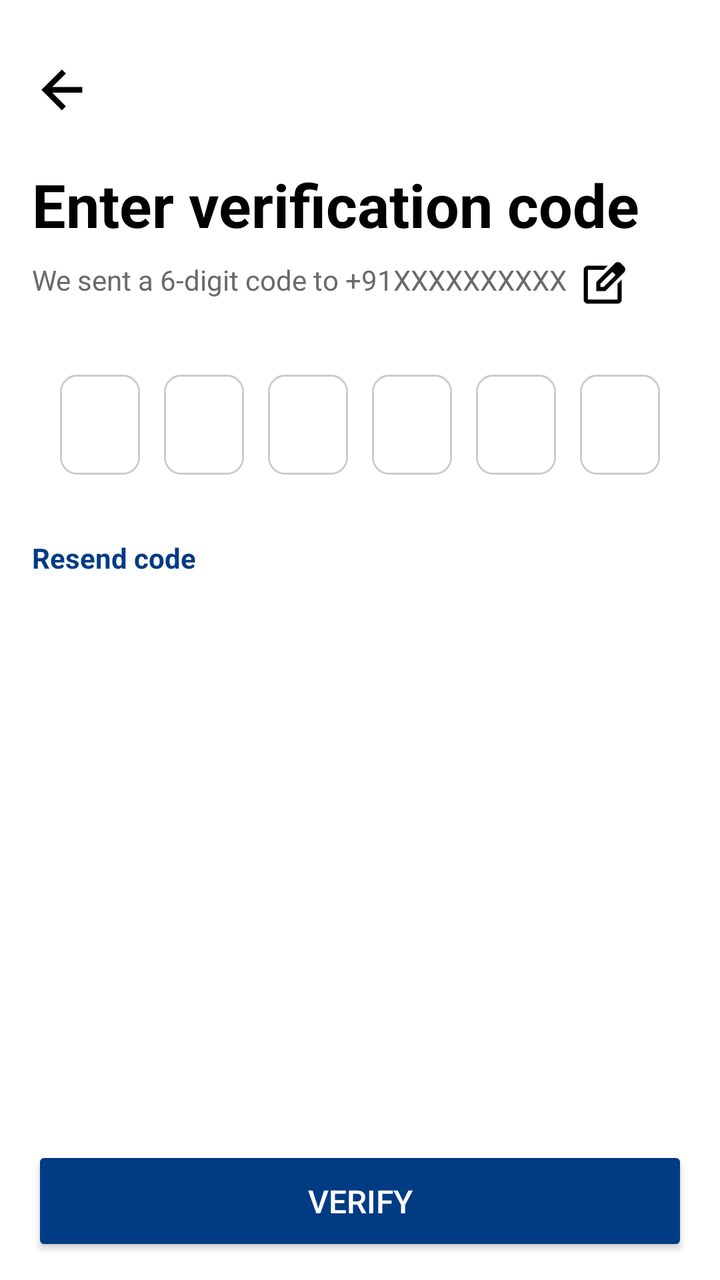
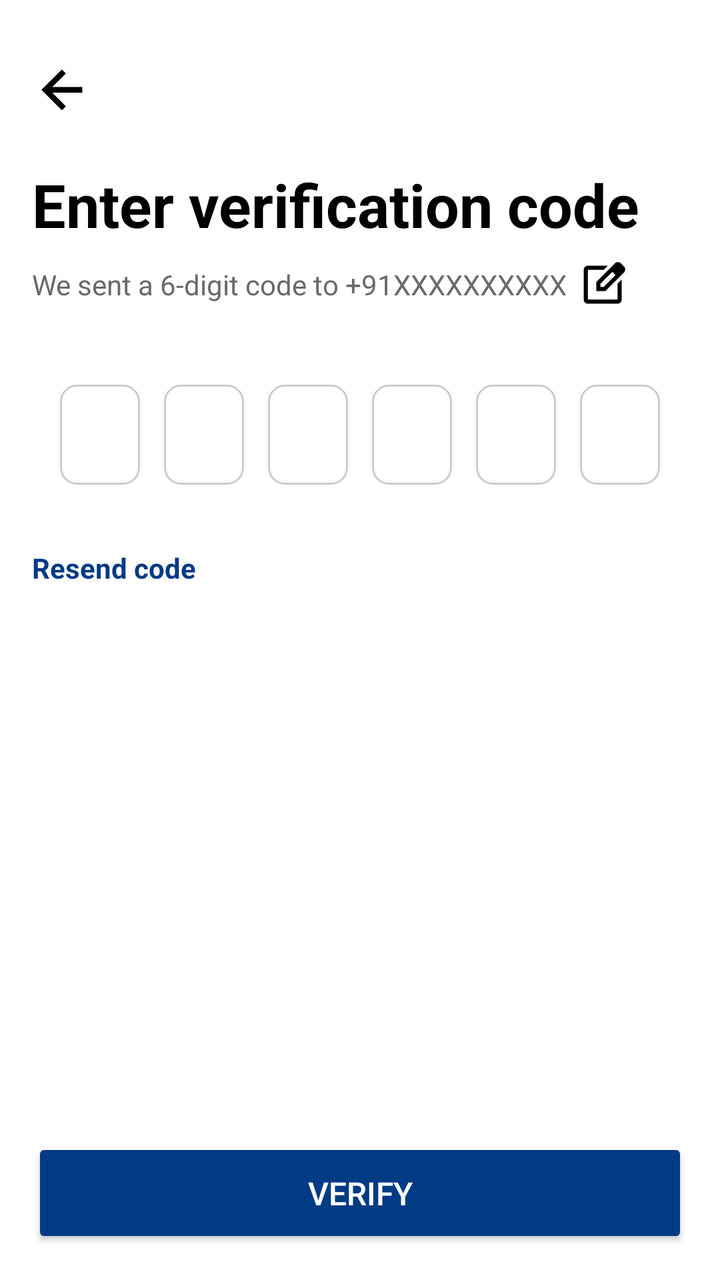

Before-and-after screenshots of an Android layout around one commit, followed by the original layout XML and the change that was made.
<!-- AndroidManifest.xml: application theme Theme.Seekshakcom -->
<!-- res/layout/activity_login2.xml -->
<?xml version="1.0" encoding="utf-8"?>
<androidx.constraintlayout.widget.ConstraintLayout
    xmlns:android="http://schemas.android.com/apk/res/android"
    xmlns:app="http://schemas.android.com/apk/res-auto"
    android:layout_width="match_parent"
    android:layout_height="match_parent"
    xmlns:tools="http://schemas.android.com/tools"
    android:paddingTop="30dp"
    android:paddingHorizontal="16dp"
    android:paddingBottom="10dp"
    android:fitsSystemWindows="true"
    android:background="@android:color/white"
    tools:context=".SignupActivity2">

    <ImageView
        android:id="@+id/goToBackPage"
        android:layout_width="28dp"
        android:layout_height="28dp"
        android:src="@drawable/ic_back_arrow"
        android:contentDescription="Back"
        app:layout_constraintTop_toTopOf="parent"
        app:layout_constraintStart_toStartOf="parent"
        android:layout_marginTop="0dp" />

    
    <TextView
        android:id="@+id/title"
        android:layout_width="0dp"
        android:layout_height="wrap_content"
        android:text="Enter verification code"
        android:textSize="30sp"
        android:textStyle="bold"
        android:textColor="#000000"
        android:layout_marginTop="24dp"
        app:layout_constraintTop_toBottomOf="@id/goToBackPage"
        app:layout_constraintStart_toStartOf="parent"
        app:layout_constraintEnd_toEndOf="parent" />

    
    <TextView
        android:id="@+id/subtitle"
        android:layout_width="0dp"
        android:layout_height="wrap_content"
        android:text="We sent a 6-digit code to +91XXXXXXXXXX"
        android:textSize="14sp"
        android:textColor="#6A6A6A"
        android:layout_marginTop="8dp"
        android:gravity="left"
        app:layout_constraintTop_toBottomOf="@id/title"
        app:layout_constraintStart_toStartOf="parent" />

    
    <ImageView
        android:id="@+id/edit_number"
        android:layout_width="24dp"
        android:layout_height="24dp"
        android:src="@drawable/ic_edit"
        android:contentDescription="Edit Number"
        app:layout_constraintTop_toTopOf="@id/subtitle"
        app:layout_constraintStart_toEndOf="@id/subtitle"
        android:layout_marginStart="6dp"/>

    
    <LinearLayout
        android:id="@+id/otpContainer"
        android:layout_width="0dp"
        android:layout_height="wrap_content"
        android:orientation="horizontal"
        android:gravity="center"
        android:layout_marginTop="32dp"
        app:layout_constraintTop_toBottomOf="@id/subtitle"
        app:layout_constraintStart_toStartOf="parent"
        app:layout_constraintEnd_toEndOf="parent"
        android:weightSum="6">

        
        <EditText
            android:id="@+id/otp1"
            android:inputType="number"
            android:maxLength="1"
            style="@style/OtpEditText"
            android:layout_marginStart="6dp"
            android:hint="@string/space" />

        <EditText
            android:id="@+id/otp2"
            android:inputType="number"
            android:maxLength="1"
            style="@style/OtpEditText"
            android:hint="@string/space" />

        <EditText
            android:id="@+id/otp3"
            android:inputType="number"
            android:maxLength="1"
            style="@style/OtpEditText"
            android:hint="@string/space" />

        <EditText
            android:id="@+id/otp4"
            android:inputType="number"
            android:maxLength="1"
            style="@style/OtpEditText"
            android:hint="@string/space" />

        <EditText
            android:id="@+id/otp5"
            android:inputType="number"
            android:maxLength="1"
            style="@style/OtpEditText"
            android:hint="@string/space" />

        <EditText
            android:id="@+id/otp6"
            android:inputType="number"
            android:maxLength="1"
            style="@style/OtpEditText"
            android:hint="@string/space" />
    </LinearLayout>




    <TextView
        android:id="@+id/resendOtpText"
        android:layout_width="wrap_content"
        android:layout_height="wrap_content"
        android:text="Resend code "
        android:textColor="#003B84"
        android:textSize="14sp"
        android:textStyle="bold"
        android:layout_marginTop="26dp"
        app:layout_constraintTop_toBottomOf="@id/otpContainer"
        app:layout_constraintStart_toStartOf="parent" />


    <Button
        android:id="@+id/verifyOtpButton"
        android:layout_width="0dp"
        android:layout_height="55dp"
        android:text="Verify"
        android:textColor="#FFFFFF"
        android:textSize="16sp"
        android:backgroundTint="#003B84"
        android:layout_marginBottom="2dp"
        app:layout_constraintStart_toStartOf="parent"
        app:layout_constraintEnd_toEndOf="parent"
        app:layout_constraintBottom_toBottomOf="parent"  />




</androidx.constraintlayout.widget.ConstraintLayout>
<!-- resources referenced by this layout -->
<resources>
  <!-- drawable ic_back_arrow (drawable) -->
  <vector xmlns:android="http://schemas.android.com/apk/res/android"
      android:width="24dp"
      android:height="24dp"
      android:viewportWidth="900"
      android:viewportHeight="900">
    <path
        android:pathData="m326.15,525.5 l218.74,218.74L480,808.13 151.87,480 480,151.87l64.89,63.89L326.15,434.5h481.98v91L326.15,525.5Z"
        android:fillColor="#000000"/>
  </vector>
  <!-- drawable ic_edit (drawable) -->
  <vector xmlns:android="http://schemas.android.com/apk/res/android"
      android:width="24dp"
      android:height="24dp"
      android:viewportWidth="960"
      android:viewportHeight="960">
    <path
        android:pathData="M182.67,861.33q-33.73,0 -58.87,-25.13 -25.13,-25.14 -25.13,-58.87v-594.66q0,-33.73 25.13,-58.87 25.14,-25.13 58.87,-25.13L585,98.67l-84,84L182.67,182.67v594.66h594.66L777.33,457l84,-84v404.33q0,33.73 -25.13,58.87 -25.14,25.13 -58.87,25.13L182.67,861.33ZM480,480ZM351.67,608.33L351.67,426L726,51.67q12,-12.67 27.18,-18.5 15.18,-5.84 30.36,-5.84 16.46,0 32.14,6.67 15.69,6.67 28.99,18.67l62.33,64q12.07,12.64 18.37,27.82 6.3,15.18 6.3,30.88 0,15.71 -6.42,31.27 -6.41,15.55 -18.58,28.03L534,608.33L351.67,608.33ZM847,175.33 L784.33,111.33 847,175.33ZM435.67,524.33L499,524.33l238,-237 -32.33,-32 -32,-31.66 -237,236.33v64.33ZM704.67,255.33 L672.67,223.67 704.67,255.33 737,287.33 704.67,255.33Z"
        android:fillColor="#000000"/>
  </vector>
  <string name="space">" "</string>
  <style name="OtpEditText">
          <item name="android:layout_width">40dp</item>
          <item name="android:layout_height">50dp</item>
          <item name="android:layout_margin">6dp</item>
          <item name="android:gravity">center</item>
          <item name="android:textSize">18sp</item>
          <item name="android:inputType">number</item>
          <item name="android:maxLength">1</item>
          <item name="android:background">@drawable/bg_edittext_otp</item>
      </style>
  <style name="Theme.Seekshakcom" parent="Theme.AppCompat.Light.NoActionBar">
          
          <item name="colorPrimary">@color/black</item>
          <item name="colorPrimaryDark">@color/purple_700</item>
          <item name="colorAccent">@color/teal_200</item>
  
      </style>
  <!-- drawable bg_edittext_otp (drawable) -->
  <?xml version="1.0" encoding="utf-8"?>
  <shape xmlns:android="http://schemas.android.com/apk/res/android"
      android:shape="rectangle">
  
      <solid android:color="@android:color/white" />
  
      <corners android:radius="8dp" />
  
      <stroke
          android:width="1dp"
          android:color="#CCCCCC" />
  
      <padding
          android:left="8dp"
          android:top="8dp"
          android:right="8dp"
          android:bottom="8dp" />
  
      <size
          android:width="48dp"
          android:height="56dp" />
  </shape>
  <color name="black">#FF000000</color>
  <color name="purple_700">#FF3700B3</color>
  <color name="teal_200">#FF03DAC5</color>
</resources>

<!-- the commit's change to res/layout/activity_login2.xml (unified diff, before → after) -->
@@ -1,153 +1,165 @@
 <?xml version="1.0" encoding="utf-8"?>
-<androidx.constraintlayout.widget.ConstraintLayout
-    xmlns:android="http://schemas.android.com/apk/res/android"
+<androidx.constraintlayout.widget.ConstraintLayout xmlns:android="http://schemas.android.com/apk/res/android"
     xmlns:app="http://schemas.android.com/apk/res-auto"
+    xmlns:tools="http://schemas.android.com/tools"
     android:layout_width="match_parent"
     android:layout_height="match_parent"
-    xmlns:tools="http://schemas.android.com/tools"
-    android:paddingTop="30dp"
-    android:paddingHorizontal="16dp"
-    android:paddingBottom="10dp"
     android:fitsSystemWindows="true"
     android:background="@android:color/white"
-    tools:context=".SignupActivity2">
-
-    <ImageView
-        android:id="@+id/goToBackPage"
-        android:layout_width="28dp"
-        android:layout_height="28dp"
-        android:src="@drawable/ic_back_arrow"
-        android:contentDescription="Back"
-        app:layout_constraintTop_toTopOf="parent"
-        app:layout_constraintStart_toStartOf="parent"
-        android:layout_marginTop="0dp" />
+    tools:context=".LoginActivity2">
 
     
-    <TextView
-        android:id="@+id/title"
+    <ScrollView
+        android:id="@+id/scrollView"
         android:layout_width="0dp"
-        android:layout_height="wrap_content"
-        android:text="Enter verification code"
-        android:textSize="30sp"
-        android:textStyle="bold"
-        android:textColor="#000000"
-        android:layout_marginTop="24dp"
-        app:layout_constraintTop_toBottomOf="@id/goToBackPage"
+        android:layout_height="0dp"
+        android:fillViewport="true"
+        android:scrollbars="none"
+        app:layout_constraintTop_toTopOf="parent"
+        app:layout_constraintBottom_toTopOf="@id/bottomStrip"
         app:layout_constraintStart_toStartOf="parent"
-        app:layout_constraintEnd_toEndOf="parent" />
+        app:layout_constraintEnd_toEndOf="parent">
 
-    
-    <TextView
-        android:id="@+id/subtitle"
-        android:layout_width="0dp"
-        android:layout_height="wrap_content"
-        android:text="We sent a 6-digit code to +91XXXXXXXXXX"
-        android:textSize="14sp"
-        android:textColor="#6A6A6A"
-        android:layout_marginTop="8dp"
-        android:gravity="left"
-        app:layout_constraintTop_toBottomOf="@id/title"
-        app:layout_constraintStart_toStartOf="parent" />
+        <LinearLayout
+            android:layout_width="match_parent"
+            android:layout_height="wrap_content"
+            android:orientation="vertical"
+            android:paddingTop="30dp"
+            android:paddingHorizontal="16dp"
+            android:paddingBottom="20dp">
 
-    
-    <ImageView
-        android:id="@+id/edit_number"
-        android:layout_width="24dp"
-        android:layout_height="24dp"
-        android:src="@drawable/ic_edit"
-        android:contentDescription="Edit Number"
-        app:layout_constraintTop_toTopOf="@id/subtitle"
-        app:layout_constraintStart_toEndOf="@id/subtitle"
-        android:layout_marginStart="6dp"/>
+            
+            <ImageView
+                android:id="@+id/goToBackPage"
+                android:layout_width="28dp"
+                android:layout_height="28dp"
+                android:src="@drawable/ic_back_arrow"
+                android:contentDescription="Back" />
+
+            
+            <TextView
+                android:id="@+id/title"
+                android:layout_width="match_parent"
+                android:layout_height="wrap_content"
+                android:text="Enter verification code"
+                android:textSize="30sp"
+                android:textStyle="bold"
+                android:textColor="#000000"
+                android:layout_marginTop="24dp" />
+
+            
+            <LinearLayout
+                android:layout_width="wrap_content"
+                android:layout_height="wrap_content"
+                android:orientation="horizontal"
+                android:gravity="center_vertical"
+                android:layout_marginTop="8dp">
+
+                <TextView
+                    android:id="@+id/subtitle"
+                    android:layout_width="wrap_content"
+                    android:layout_height="wrap_content"
+                    android:text="We sent a 6-digit code to +91XXXXXXXXXX"
+                    android:textSize="14sp"
+                    android:textColor="#6A6A6A" />
+
+                <ImageView
+                    android:id="@+id/edit_number"
+                    android:layout_width="24dp"
+                    android:layout_height="24dp"
+                    android:src="@drawable/ic_edit"
+                    android:contentDescription="Edit Number"
+                    android:layout_marginStart="6dp"/>
+            </LinearLayout>
+
+            
+            <LinearLayout
+                android:id="@+id/otpContainer"
+                android:layout_width="match_parent"
+                android:layout_height="wrap_content"
+                android:orientation="horizontal"
+                android:gravity="center"
+                android:layout_marginTop="32dp"
+                android:weightSum="6">
+
+                <EditText
+                    android:id="@+id/otp1"
+                    android:inputType="number"
+                    android:maxLength="1"
+                    style="@style/OtpEditText"
+                    android:layout_marginStart="6dp"
+                    android:hint="@string/space" />
+
+                <EditText
+                    android:id="@+id/otp2"
+                    android:inputType="number"
+                    android:maxLength="1"
+                    style="@style/OtpEditText"
+                    android:hint="@string/space" />
+
+                <EditText
+                    android:id="@+id/otp3"
+                    android:inputType="number"
+                    android:maxLength="1"
+                    style="@style/OtpEditText"
+                    android:hint="@string/space" />
+
+                <EditText
+                    android:id="@+id/otp4"
+                    android:inputType="number"
+                    android:maxLength="1"
+                    style="@style/OtpEditText"
+                    android:hint="@string/space" />
+
+                <EditText
+                    android:id="@+id/otp5"
+                    android:inputType="number"
+                    android:maxLength="1"
+                    style="@style/OtpEditText"
+                    android:hint="@string/space" />
+
+                <EditText
+                    android:id="@+id/otp6"
+                    android:inputType="number"
+                    android:maxLength="1"
+                    style="@style/OtpEditText"
+                    android:hint="@string/space" />
+            </LinearLayout>
+
+            
+            <TextView
+                android:id="@+id/resendOtpText"
+                android:layout_width="wrap_content"
+                android:layout_height="wrap_content"
+                android:text="Resend code"
+                android:textColor="#003B84"
+                android:textSize="14sp"
+                android:textStyle="bold"
+                android:layout_marginTop="26dp" />
+
+        </LinearLayout>
+    </ScrollView>
 
     
     <LinearLayout
-        android:id="@+id/otpContainer"
+        android:id="@+id/bottomStrip"
         android:layout_width="0dp"
         android:layout_height="wrap_content"
-        android:orientation="horizontal"
-        android:gravity="center"
-        android:layout_marginTop="32dp"
-        app:layout_constraintTop_toBottomOf="@id/subtitle"
+        android:orientation="vertical"
+        android:background="@android:color/white"
+        android:padding="16dp"
+        app:layout_constraintBottom_toBottomOf="parent"
         app:layout_constraintStart_toStartOf="parent"
-        app:layout_constraintEnd_toEndOf="parent"
-        android:weightSum="6">
+        app:layout_constraintEnd_toEndOf="parent">
 
-        
-        <EditText
-            android:id="@+id/otp1"
-            android:inputType="number"
-            android:maxLength="1"
-            style="@style/OtpEditText"
-            android:layout_marginStart="6dp"
-            android:hint="@string/space" />
-
-        <EditText
-            android:id="@+id/otp2"
-            android:inputType="number"
-            android:maxLength="1"
-            style="@style/OtpEditText"
-            android:hint="@string/space" />
-
-        <EditText
-            android:id="@+id/otp3"
-            android:inputType="number"
-            android:maxLength="1"
-            style="@style/OtpEditText"
-            android:hint="@string/space" />
-
-        <EditText
-            android:id="@+id/otp4"
-            android:inputType="number"
-            android:maxLength="1"
-            style="@style/OtpEditText"
-            android:hint="@string/space" />
-
-        <EditText
-            android:id="@+id/otp5"
-            android:inputType="number"
-            android:maxLength="1"
-            style="@style/OtpEditText"
-            android:hint="@string/space" />
-
-        <EditText
-            android:id="@+id/otp6"
-            android:inputType="number"
-            android:maxLength="1"
-            style="@style/OtpEditText"
-            android:hint="@string/space" />
+        <Button
+            android:id="@+id/verifyOtpButton"
+            android:layout_width="match_parent"
+            android:layout_height="55dp"
+            android:text="Verify"
+            android:textColor="#FFFFFF"
+            android:textSize="16sp"
+            android:backgroundTint="#003B84" />
     </LinearLayout>
 
-
-
-
-    <TextView
-        android:id="@+id/resendOtpText"
-        android:layout_width="wrap_content"
-        android:layout_height="wrap_content"
-        android:text="Resend code "
-        android:textColor="#003B84"
-        android:textSize="14sp"
-        android:textStyle="bold"
-        android:layout_marginTop="26dp"
-        app:layout_constraintTop_toBottomOf="@id/otpContainer"
-        app:layout_constraintStart_toStartOf="parent" />
-
-
-    <Button
-        android:id="@+id/verifyOtpButton"
-        android:layout_width="0dp"
-        android:layout_height="55dp"
-        android:text="Verify"
-        android:textColor="#FFFFFF"
-        android:textSize="16sp"
-        android:backgroundTint="#003B84"
-        android:layout_marginBottom="2dp"
-        app:layout_constraintStart_toStartOf="parent"
-        app:layout_constraintEnd_toEndOf="parent"
-        app:layout_constraintBottom_toBottomOf="parent"  />
-
-
-
-
 </androidx.constraintlayout.widget.ConstraintLayout>
